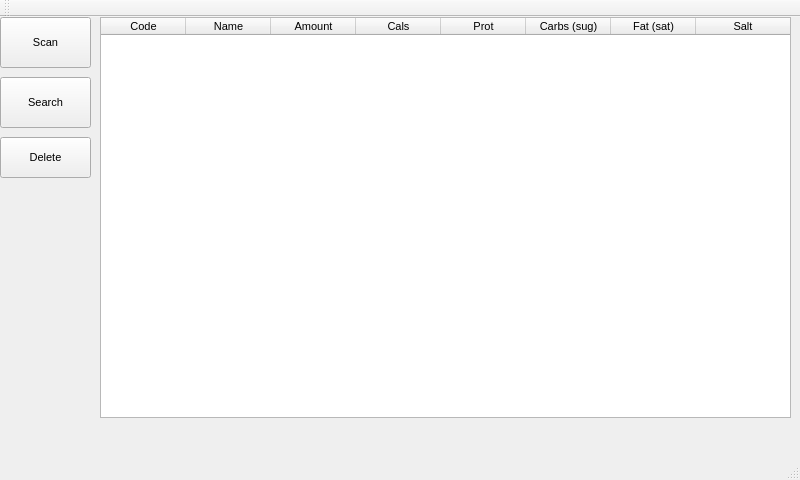
Qt form src/gui/mainwindow.ui (vvainola/food_tracking) before a commit.
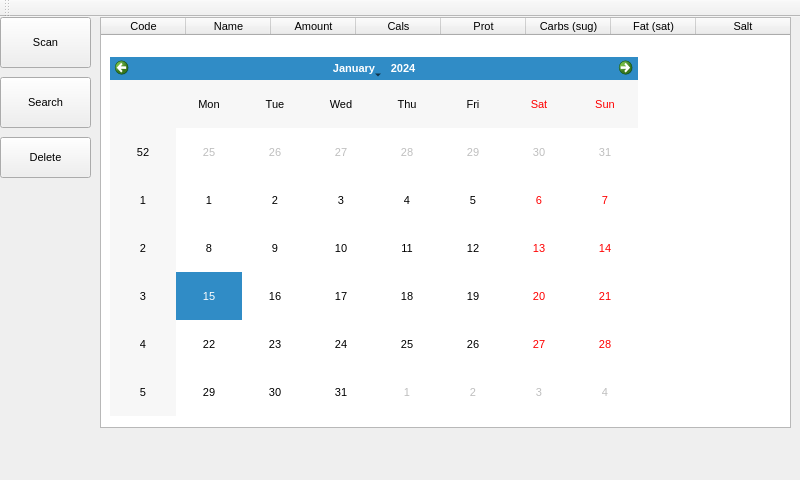
The same form after that commit.

Commit message: Added calendar for date selection

```diff
--- a/src/gui/mainwindow.ui
+++ b/src/gui/mainwindow.ui
@@ -50,7 +50,7 @@
       <x>100</x>
       <y>0</y>
       <width>691</width>
-      <height>401</height>
+      <height>411</height>
      </rect>
     </property>
     <attribute name="horizontalHeaderDefaultSectionSize">
@@ -126,6 +126,28 @@
      <string>Delete</string>
     </property>
    </widget>
+   <widget class="QCalendarWidget" name="calendar">
+    <property name="enabled">
+     <bool>true</bool>
+    </property>
+    <property name="geometry">
+     <rect>
+      <x>110</x>
+      <y>40</y>
+      <width>528</width>
+      <height>359</height>
+     </rect>
+    </property>
+    <property name="locale">
+     <locale language="English" country="Finland"/>
+    </property>
+    <property name="gridVisible">
+     <bool>false</bool>
+    </property>
+    <property name="selectionMode">
+     <enum>QCalendarWidget::NoSelection</enum>
+    </property>
+   </widget>
   </widget>
   <widget class="QMenuBar" name="menuBar">
    <property name="geometry">
@@ -145,7 +167,6 @@
     <bool>false</bool>
    </attribute>
   </widget>
-  <widget class="QStatusBar" name="statusBar"/>
  </widget>
  <layoutdefault spacing="6" margin="11"/>
  <resources/>
```
Left out of the diff: 21 changed lines with no effect on the pictures. The commit also changes 3 other files.
